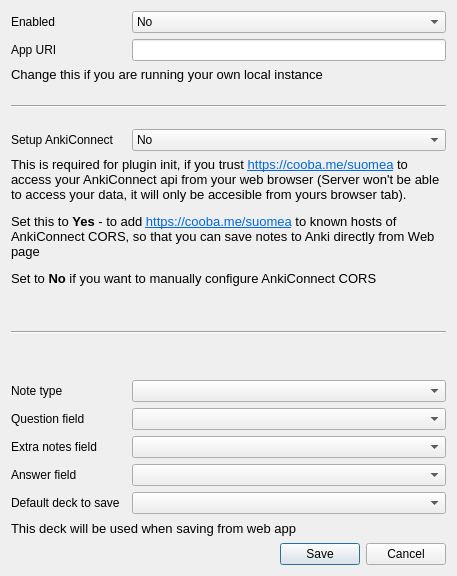
Coobaha/suomea, file anki/ui/settings.ui: the form before one commit.
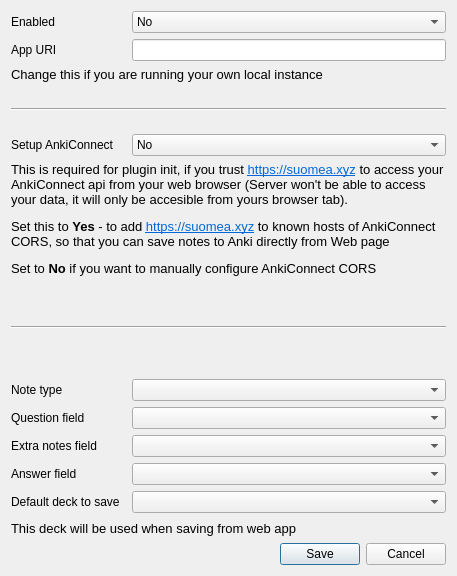
The form after the commit.

Commit message: feat(anki): suomea.xyz

What changed in the file:
```diff
--- a/anki/ui/settings.ui
+++ b/anki/ui/settings.ui
@@ -115,7 +115,7 @@
       <string/>
      </property>
      <property name="text">
-      <string>&lt;html&gt;&lt;head/&gt;&lt;body&gt;&lt;p&gt;This is required for plugin init,  if you trust &lt;a href=&quot;https://cooba.me/suomea&quot;&gt;&lt;span style=&quot; text-decoration: underline; color:#0068da;&quot;&gt;https://cooba.me/suomea&lt;/span&gt;&lt;/a&gt; to access your AnkiConnect api from your web browser (Server won't be able to access your data, it will only be accesible from yours browser tab).&lt;/p&gt;&lt;p&gt;Set this to &lt;span style=&quot; font-weight:600;&quot;&gt;Yes&lt;/span&gt; - to add &lt;a href=&quot;https://cooba.me/suomea&quot;&gt;&lt;span style=&quot; text-decoration: underline; color:#0068da;&quot;&gt;https://cooba.me/suomea&lt;/span&gt;&lt;/a&gt; to known hosts of AnkiConnect CORS, so that you can save notes to Anki directly from Web page&lt;/p&gt;&lt;p&gt;Set to &lt;span style=&quot; font-weight:600;&quot;&gt;No&lt;/span&gt; if you want to manually configure AnkiConnect CORS&lt;/p&gt;&lt;/body&gt;&lt;/html&gt;</string>
+      <string>&lt;html&gt;&lt;head/&gt;&lt;body&gt;&lt;p&gt;This is required for plugin init,  if you trust &lt;a href=&quot;https://suomea.xyz&quot;&gt;&lt;span style=&quot; text-decoration: underline; color:#0068da;&quot;&gt;https://suomea.xyz&lt;/span&gt;&lt;/a&gt; to access your AnkiConnect api from your web browser (Server won't be able to access your data, it will only be accesible from yours browser tab).&lt;/p&gt;&lt;p&gt;Set this to &lt;span style=&quot; font-weight:600;&quot;&gt;Yes&lt;/span&gt; - to add &lt;a href=&quot;https://suomea.xyz&quot;&gt;&lt;span style=&quot; text-decoration: underline; color:#0068da;&quot;&gt;https://suomea.xyz&lt;/span&gt;&lt;/a&gt; to known hosts of AnkiConnect CORS, so that you can save notes to Anki directly from Web page&lt;/p&gt;&lt;p&gt;Set to &lt;span style=&quot; font-weight:600;&quot;&gt;No&lt;/span&gt; if you want to manually configure AnkiConnect CORS&lt;/p&gt;&lt;/body&gt;&lt;/html&gt;</string>
      </property>
      <property name="textFormat">
       <enum>Qt::MarkdownText</enum>
```
The commit also changes 4 other files.
